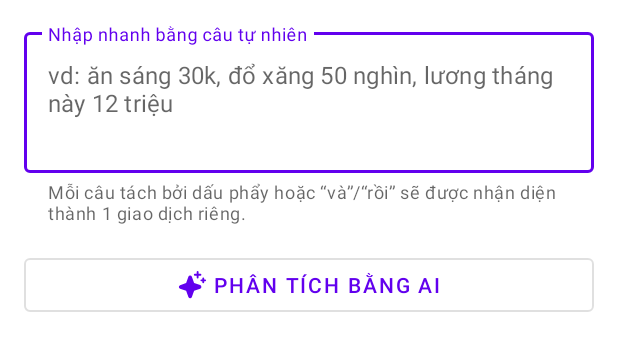
After one commit to Nguyen-Phi-Long-702/Plix, an Android app: the layout fragment_quick_add_nl.xml on its own in the app's theme, with its tools: preview values and no code run, on a phone screen of 412 x 824 dp. The commit adds this screen. Shown: the top 351 px of the screen. Run offline under Robolectric (Android 15) with nearby library versions, the light colour scheme and no system bars.

Commit message:
feat: Thêm màn hình Nhập nhanh với ô nhập văn bản và nút phân tích

```diff
--- /dev/null
+++ b/android/app/src/main/res/drawable/ic_ai_quick_add.xml
@@ -0,0 +1,9 @@
+<vector xmlns:android="http://schemas.android.com/apk/res/android"
+    android:width="32dp"
+    android:height="32dp"
+    android:viewportWidth="256"
+    android:viewportHeight="256">
+  <path
+      android:pathData="M208,144a15.78,15.78 0,0 1,-10.42 14.94L146,178l-19,51.62a15.92,15.92 0,0 1,-29.88 0L78,178l-51.62,-19a15.92,15.92 0,0 1,0 -29.88L78,110l19,-51.62a15.92,15.92 0,0 1,29.88 0L146,110l51.62,19A15.78,15.78 0,0 1,208 144ZM152,48h16L168,64a8,8 0,0 0,16 0L184,48h16a8,8 0,0 0,0 -16L184,32L184,16a8,8 0,0 0,-16 0L168,32L152,32a8,8 0,0 0,0 16ZM240,80h-8L232,72a8,8 0,0 0,-16 0v8h-8a8,8 0,0 0,0 16h8v8a8,8 0,0 0,16 0L232,96h8a8,8 0,0 0,0 -16Z"
+      android:fillColor="#000000"/>
+</vector>
--- /dev/null
+++ b/android/app/src/main/res/layout/fragment_quick_add_nl.xml
@@ -0,0 +1,66 @@
+<?xml version="1.0" encoding="utf-8"?>
+<ScrollView xmlns:android="http://schemas.android.com/apk/res/android"
+    xmlns:app="http://schemas.android.com/apk/res-auto"
+    android:layout_width="match_parent"
+    android:layout_height="match_parent"
+    android:fillViewport="true">
+
+    <LinearLayout
+        android:layout_width="match_parent"
+        android:layout_height="wrap_content"
+        android:orientation="vertical"
+        android:padding="16dp">
+
+        <com.google.android.material.textfield.TextInputLayout
+            android:id="@+id/inputLayoutQuickText"
+            style="@style/Widget.MaterialComponents.TextInputLayout.OutlinedBox"
+            android:layout_width="match_parent"
+            android:layout_height="wrap_content"
+            android:hint="Nhập nhanh bằng câu tự nhiên"
+            app:helperText="Mỗi câu tách bởi dấu phẩy hoặc “và”/“rồi” sẽ được nhận diện thành 1 giao dịch riêng."
+            app:helperTextEnabled="true"
+            app:placeholderText="vd: ăn sáng 30k, đổ xăng 50 nghìn, lương tháng này 12 triệu">
+
+            <com.google.android.material.textfield.TextInputEditText
+                android:id="@+id/editQuickText"
+                android:layout_width="match_parent"
+                android:layout_height="wrap_content"
+                android:gravity="top"
+                android:inputType="textCapSentences|textMultiLine"
+                android:minLines="3" />
+
+        </com.google.android.material.textfield.TextInputLayout>
+
+        <com.google.android.material.button.MaterialButton
+            android:id="@+id/buttonAnalyze"
+            style="@style/Widget.MaterialComponents.Button.OutlinedButton"
+            android:layout_width="match_parent"
+            android:layout_height="wrap_content"
+            android:layout_marginTop="16dp"
+            android:minHeight="48dp"
+            android:text="Phân tích bằng AI"
+            app:icon="@drawable/ic_ai_quick_add"
+            app:iconGravity="textStart"
+            app:iconSize="20dp" />
+
+        <TextView
+            android:id="@+id/textResult"
+            android:layout_width="match_parent"
+            android:layout_height="wrap_content"
+            android:layout_marginTop="16dp"
+            android:textColor="@color/info_text"
+            android:textSize="14sp"
+            android:visibility="gone" />
+
+        <TextView
+            android:id="@+id/textError"
+            android:layout_width="match_parent"
+            android:layout_height="wrap_content"
+            android:layout_marginTop="16dp"
+            android:textColor="@color/color_expense"
+            android:textSize="14sp"
+            android:visibility="gone" />
+
+    </LinearLayout>
+
+</ScrollView>
```
Also changed, not shown: android/app/src/main/java/com/longvuong/plix/presentation/transaction/QuickAddNlFragment.java (added, +90 -0 lines), android/app/src/main/res/navigation/nav_graph.xml (+8 -0 lines).
